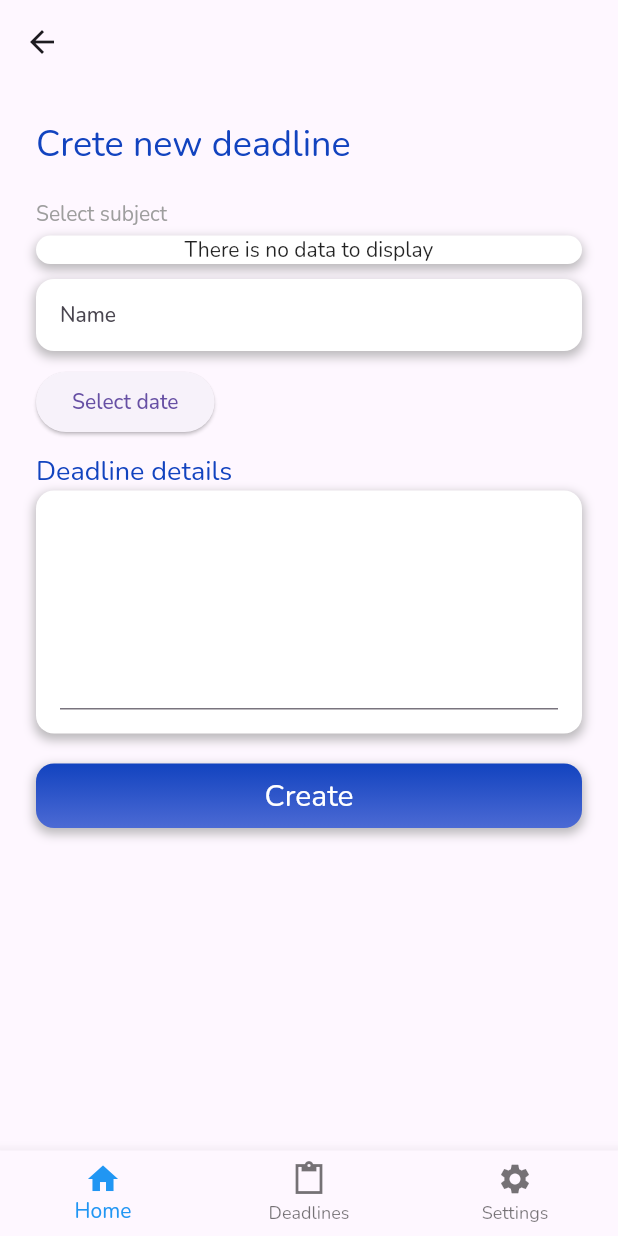
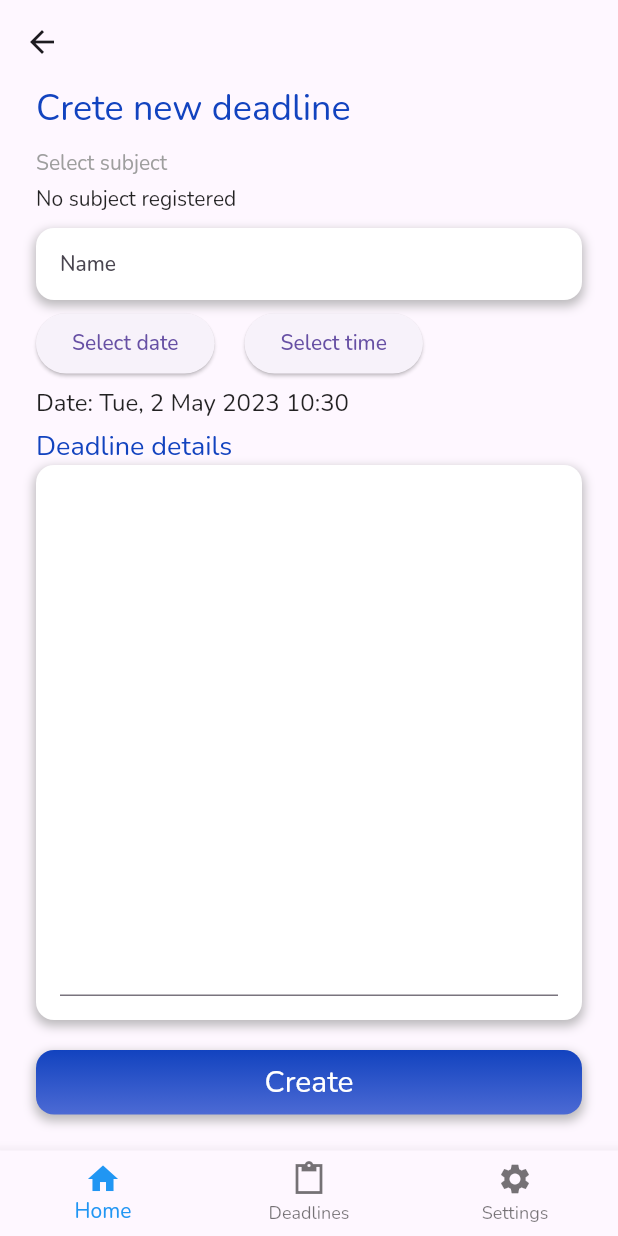
Before and after one commit to P3t0331/skillsprout, a Flutter app: the PersistentBottomNavPage screen opened directly, after a tap on "Quick add", on a phone screen of 412 x 824 dp. Run offline on Flutter 3.47's test engine with Material 2 defaults, Android fonts, the phone set to English and light mode, and no system bars; our stand-ins replace cloud_firestore, firebase_auth, firebase_core, flutter_datetime_picker, get_it, google_fonts; accounts and stored records are empty; network calls fail.

Commit message:
add deadline page improvements

```diff
--- a/lib/screens/add_deadline_page.dart
+++ b/lib/screens/add_deadline_page.dart
@@ -1,3 +1,4 @@
+import 'package:deadline_tracker/models/app_user.dart';
 import 'package:deadline_tracker/models/subject.dart';
 import 'package:deadline_tracker/services/deadline_service.dart';
 import 'package:deadline_tracker/utils/show_dialog_utils.dart';
@@ -10,8 +11,12 @@ import 'package:flutter/material.dart';
 import 'package:flutter_datetime_picker/flutter_datetime_picker.dart';
 import 'package:get_it/get_it.dart';
 
+import '../services/auth.dart';
 import '../services/subject_service.dart';
+import '../services/user_service.dart';
+import '../utils/date_formatter.dart';
 import '../widgets/decorated_container.dart';
+import '../widgets/futurebuilder_handler.dart';
 import '../widgets/input_field.dart';
 
 class AddDeadlinePage extends StatefulWidget {
@@ -21,14 +26,26 @@ class AddDeadlinePage extends StatefulWidget {
 
 class _AddDeadlinePageState extends State<AddDeadlinePage> {
   final _subjectService = GetIt.I<SubjectService>();
-
+  final _authService = GetIt.I<Auth>();
   final _deadlineService = GetIt.I<DeadlineService>();
+  final _userService = GetIt.I<UserService>();
 
   final _deadlineTitleEditingController = TextEditingController();
   final _deadlineDescriptionEditingController = TextEditingController();
 
   DateTime time = DateTime.now();
   String? dropdownValue = null;
+
+  late final Future<List<String>> _futureUserSubjectIds;
+  late final Future<List<Subject>> _futureSubjects;
+  late final String _uid;
+
+  @override
+  void initState() {
+    super.initState();
+    _uid = _authService.currentUser!.uid;
+    _futureUserSubjectIds = _userService.getUserSubjectIds(_uid);
+  }
 
   @override
   Widget build(BuildContext context) {
@@ -40,7 +57,7 @@ class _AddDeadlinePageState extends State<AddDeadlinePage> {
           children: [
             TitleText(text: "Crete new deadline"),
             SizedBox(
-              height: 20,
+              height: 10,
             ),
             Text(
               "Select subject",
@@ -49,12 +66,17 @@ class _AddDeadlinePageState extends State<AddDeadlinePage> {
             SizedBox(
               height: 5,
             ),
-            DecoratedContainer(
-              child: StreamBuilderHandler<List<Subject>>(
-                  stream: _subjectService.subjectStream,
-                  toReturn: drawDropdownFilterValuesAfterChecks),
-              padding: EdgeInsets.symmetric(horizontal: 8.0),
-            ),
+            FutureBuilderHandler(
+                future: _futureUserSubjectIds,
+                toReturn: (AsyncSnapshot<List<String>> subjectIdsSnapshot) {
+                  if (subjectIdsSnapshot.data!.isEmpty) {
+                    return Text("No subject registered");
+                  }
+                  return FutureBuilderHandler(
+                      future: _subjectService
+                          .getSubjectsById(subjectIdsSnapshot.data!),
+                      toReturn: drawDropdownFilterValuesAfterChecks);
+                }),
             SizedBox(
               height: 10,
             ),
@@ -63,44 +85,78 @@ class _AddDeadlinePageState extends State<AddDeadlinePage> {
               hintText: "Name",
             ),
             SizedBox(
-              height: 10,
+              height: 5,
             ),
+            Row(
+              children: [
                 ElevatedButton(
                   onPressed: () {
                     DatePicker.showDatePicker(context,
                         showTitleActions: true,
                         minTime: DateTime(2023, 1, 1),
-                      maxTime: DateTime(2030, 12, 31), onChanged: (date) {
-                    print('change $date');
-                  }, onConfirm: (date) {
+                        maxTime: DateTime(2030, 12, 31),
+                        onChanged: (date) {}, onConfirm: (date) {
                       setState(() {
                         time = date;
                       });
-                    print('confirm $date');
                     }, currentTime: DateTime.now(), locale: LocaleType.en);
                   },
-                child: Text("Select date")),
+                  child: Text("Select date"),
+                ),
                 SizedBox(
-              height: 10,
+                  width: 20,
+                ),
+                ElevatedButton(
+                  onPressed: () {
+                    DatePicker.showTimePicker(context,
+                        showTitleActions: true,
+                        onChanged: (date) {}, onConfirm: (date) {
+                      setState(() {
+                        time = date;
+                      });
+                    }, currentTime: DateTime.now(), locale: LocaleType.en);
+                  },
+                  child: Text("Select time"),
+                ),
+              ],
+            ),
+            SizedBox(
+              height: 5,
+            ),
+            Text(
+              "Date: ${DateFormatter.formatDate(time)}",
+              style: TextStyle(fontSize: 16),
+            ),
+            SizedBox(
+              height: 5,
             ),
             TitleText(
               text: "Deadline details",
               fontSize: 18,
             ),
-            DecoratedContainer(
+            Expanded(
+              child: DecoratedContainer(
                 child: TextFormField(
-              minLines: 6,
                   keyboardType: TextInputType.multiline,
-              maxLines: 6,
                   controller: _deadlineDescriptionEditingController,
-            )),
+                  maxLines: null,
+                  expands: true,
+                ),
+              ),
+            ),
             SizedBox(
               height: 20,
             ),
             HorizontalButton(
               text: "Create",
               onTap: () {
-                if (dropdownValue != null) {
+                if (dropdownValue == null) {
+                  ShowDialogUtils.showInfoDialog(
+                      context, "Error", "Subject can't be empty");
+                } else if (_deadlineTitleEditingController.text.isEmpty) {
+                  ShowDialogUtils.showInfoDialog(
+                      context, "Error", "Name can't be empty");
+                } else {
                   _deadlineService.createDeadline(
                       title: _deadlineTitleEditingController.text,
                       date: time,
@@ -119,21 +175,26 @@ class _AddDeadlinePageState extends State<AddDeadlinePage> {
   }
 
   Widget drawDropdownFilterValuesAfterChecks(
-      AsyncSnapshot<List<Subject>> snapshot) {
-    final data = snapshot.data!;
+      AsyncSnapshot<List<Subject>> subjectSnapshot) {
+    final data = subjectSnapshot.data!;
     if (data.length == 0) {
       return Center(child: Text("There is no data to display"));
     }
 
-    final subjects = snapshot.data!.map((e) => e.code).toList();
-    return DropdownFilter(
+    final subjects = subjectSnapshot.data!.map((e) => e.code).toList();
+    return DecoratedContainer(
+      padding: EdgeInsets.all(8.0),
+      child: DropdownFilter(
         onChanged: (String? value) {
-        setState(() {
+          setState(
+            () {
               dropdownValue = value;
-        });
+            },
+          );
         },
         value: dropdownValue,
         options: subjects,
+      ),
     );
   }
 }
--- a/lib/screens/deadline_page.dart
+++ b/lib/screens/deadline_page.dart
@@ -4,6 +4,7 @@ import 'package:flutter/material.dart';
 import 'package:intl/intl.dart';
 
 import '../models/deadline.dart';
+import '../utils/date_formatter.dart';
 
 class DeadlinePage extends StatelessWidget {
   final Deadline deadline;
@@ -21,8 +22,7 @@ class DeadlinePage extends StatelessWidget {
             SizedBox(
               height: 20,
             ),
-            Text(
-                "Due: ${DateFormat('E, d MMM yyyy HH:mm').format(deadline.date)}"),
+            Text("Due: ${DateFormatter.formatDate(deadline.date)}"),
             SizedBox(
               height: 20,
             ),
--- a/lib/screens/home_page.dart
+++ b/lib/screens/home_page.dart
@@ -22,7 +22,7 @@ class HomePage extends StatelessWidget {
   @override
   Widget build(BuildContext context) {
     return Padding(
-      padding: const EdgeInsets.only(top: 32.0),
+      padding: const EdgeInsets.only(top: 64.0),
       child: PageContainer(
           child: Column(
         crossAxisAlignment: CrossAxisAlignment.start,
--- a/lib/screens/search_deadlines_page.dart
+++ b/lib/screens/search_deadlines_page.dart
@@ -45,7 +45,7 @@ class _SearchDeadlinesPageState extends State<SearchDeadlinesPage> {
   @override
   Widget build(BuildContext context) {
     return Padding(
-      padding: const EdgeInsets.only(top: 32.0),
+      padding: const EdgeInsets.only(top: 64.0),
       child: PageContainer(
         child: Column(
           crossAxisAlignment: CrossAxisAlignment.start,
--- a/lib/services/user_service.dart
+++ b/lib/services/user_service.dart
@@ -15,9 +15,18 @@ class UserService {
     return json;
   });
 
-  Stream<List<AppUser>> get subjectStream =>
+  Stream<List<AppUser>> get userStream =>
       _userCollection.snapshots().map((querySnapshot) =>
           querySnapshot.docs.map((docSnapshot) => docSnapshot.data()).toList());
+
+  Future<List<String>> getUserSubjectIds(String uid) async {
+    final userDoc = await _userCollection.doc(uid).get();
+    final user = userDoc.data();
+    if (user == null) {
+      return [];
+    }
+    return user.subjectIds;
+  }
 
   Future<void> createUser(AppUser user, String uid) {
     return _userCollection.doc(uid).set(user);
--- /dev/null
+++ b/lib/utils/date_formatter.dart
@@ -0,0 +1,7 @@
+import 'package:intl/intl.dart';
+
+class DateFormatter {
+  static String formatDate(DateTime date) {
+    return DateFormat('E, d MMM yyyy HH:mm').format(date);
+  }
+}
--- a/lib/widgets/deadline_card.dart
+++ b/lib/widgets/deadline_card.dart
@@ -3,6 +3,7 @@ import 'package:flutter/material.dart';
 import 'package:intl/intl.dart';
 
 import '../models/deadline.dart';
+import '../utils/date_formatter.dart';
 
 class DeadlineCard extends StatelessWidget {
   final String? subjectName;
@@ -25,7 +26,7 @@ class DeadlineCard extends StatelessWidget {
                 : SizedBox(),
             Text(deadline.title),
             Text(
-              "Due: " + DateFormat('E, d MMM yyyy HH:mm').format(deadline.date),
+              "Due: " + DateFormatter.formatDate(deadline.date),
               style: TextStyle(color: Colors.grey),
             )
           ],
--- a/lib/widgets/decorated_container.dart
+++ b/lib/widgets/decorated_container.dart
@@ -9,21 +9,25 @@ class DecoratedContainer extends StatelessWidget {
     begin: Alignment.topCenter,
     end: Alignment.bottomCenter,
   );
+  final bool isDisabled;
 
   DecoratedContainer(
       {super.key,
       required this.child,
       this.padding = const EdgeInsets.all(16.0),
-      this.useGradient = false});
+      this.useGradient = false,
+      this.isDisabled = false});
 
   @override
   Widget build(BuildContext context) {
     return Container(
       decoration: BoxDecoration(
-        color: Colors.white,
+        color: isDisabled ? Colors.grey.shade400 : Colors.white,
         gradient: useGradient ? gradient : null,
         borderRadius: BorderRadius.circular(12),
-        boxShadow: [
+        boxShadow: isDisabled
+            ? []
+            : [
                 BoxShadow(
                   color: Colors.grey.withOpacity(0.7),
                   spreadRadius: 1,
--- a/lib/widgets/horizontal_button.dart
+++ b/lib/widgets/horizontal_button.dart
@@ -5,15 +5,21 @@ import 'decorated_container.dart';
 class HorizontalButton extends StatelessWidget {
   final String text;
   final VoidCallback onTap;
-  HorizontalButton({super.key, required this.text, required this.onTap});
+  final bool isDisabled;
+  HorizontalButton(
+      {super.key,
+      required this.text,
+      required this.onTap,
+      this.isDisabled = false});
 
   @override
   Widget build(BuildContext context) {
     return DecoratedContainer(
-      useGradient: true,
+      useGradient: !isDisabled,
       padding: EdgeInsets.all(8.0),
+      isDisabled: isDisabled,
       child: InkWell(
-        onTap: onTap,
+        onTap: isDisabled ? null : onTap,
         child: Center(
           child: Text(
             text,
--- a/lib/widgets/page_container.dart
+++ b/lib/widgets/page_container.dart
@@ -7,7 +7,7 @@ class PageContainer extends StatelessWidget {
   @override
   Widget build(BuildContext context) {
     return Padding(
-      padding: const EdgeInsets.all(24.0),
+      padding: const EdgeInsets.only(bottom: 24.0, right: 24.0, left: 24.0),
       child: Center(
         child: Container(
           constraints: BoxConstraints(maxWidth: 500),
```
Also changed, not shown: lib/screens/subject_page.dart (+42 -30 lines), lib/services/subject_service.dart (+7 -0 lines), lib/widgets/deadline_list.dart (+10 -2 lines), lib/widgets/deadline_vote_card.dart (+27 -16 lines). Lines whose indentation alone changed are shown as unchanged.
